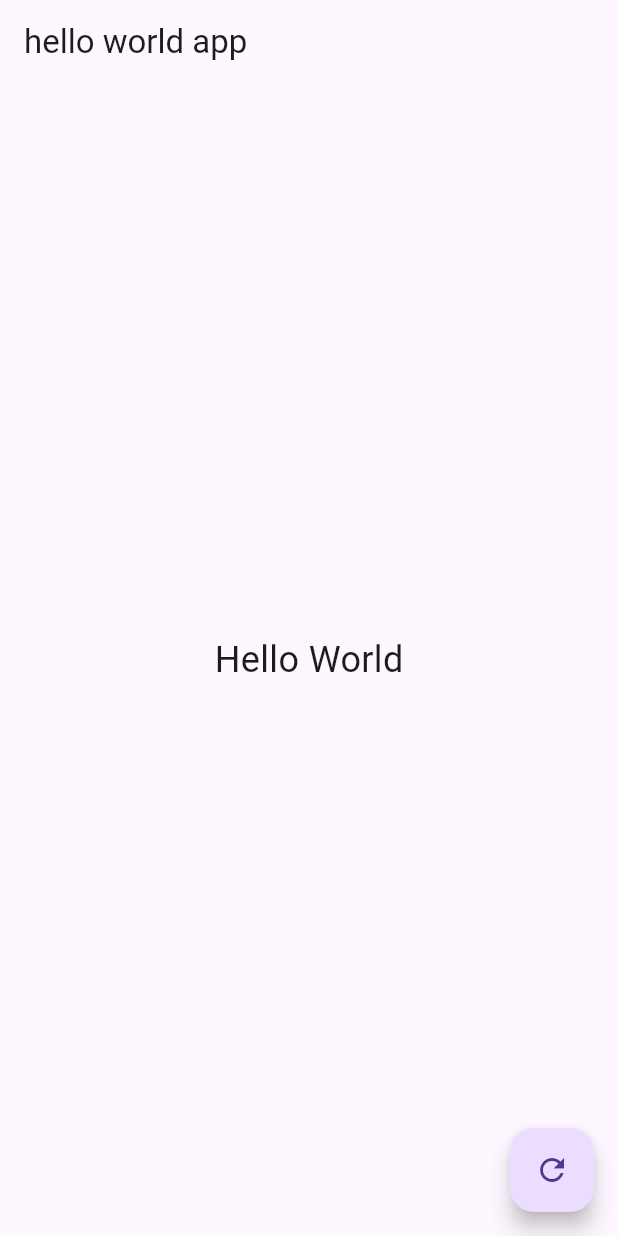
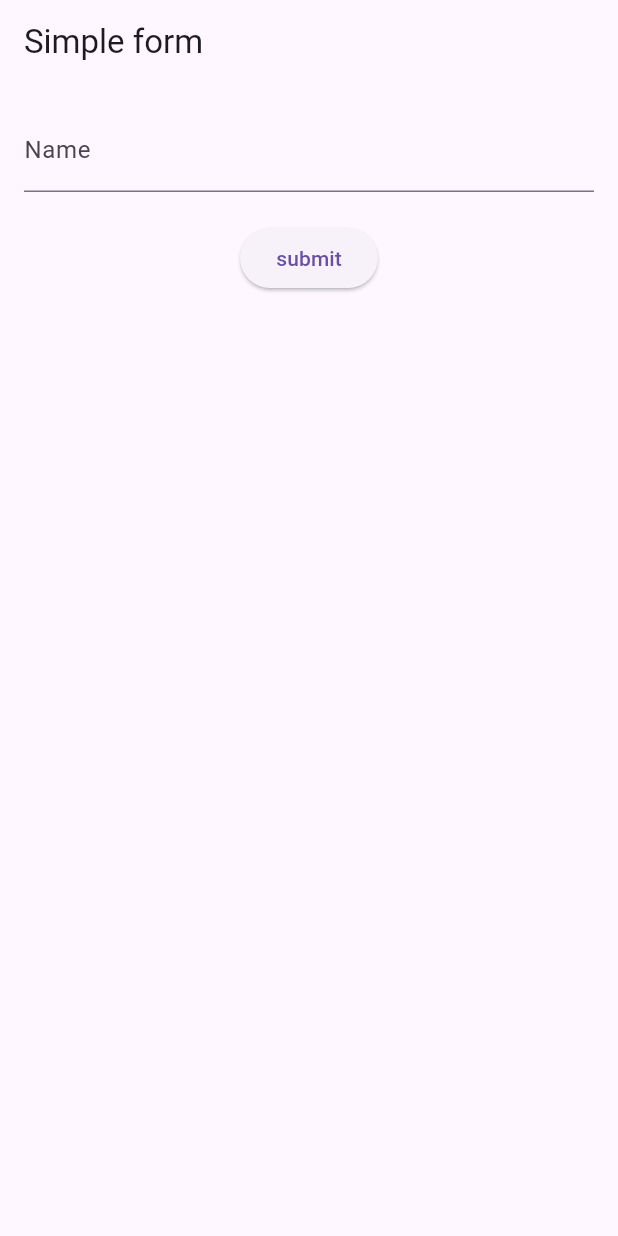
Before and after one commit to imrozkhan205/MAD-exps, a Flutter app: the screen it shows after launch, on a phone screen of 412 x 824 dp. Run offline on Flutter 3.47's test engine with Material 3 defaults, Android fonts, the phone set to English and light mode, and no system bars.

Commit message:
till exp-5

```diff
--- a/lib/pages/home.dart
+++ b/lib/pages/home.dart
@@ -1,3 +1,134 @@
+// Statefull widget
+// import 'package:flutter/material.dart';
+
+// class HomePage extends StatefulWidget {
+//   const HomePage({super.key});
+
+//   @override
+//   State<HomePage> createState() => _HomePageState();
+// }
+
+// class _HomePageState extends State<HomePage> {
+//   String message = "Hello World";
+
+//   void changeMessage() {
+//     setState(() {
+//       message = 'You pressed the button';
+//     });
+//   }
+
+//   @override
+//   Widget build(BuildContext context) {
+//     return Scaffold(
+//       appBar: AppBar(title: const Text('hello world app')),
+//       body: Center(child: Text(message, style: const TextStyle(fontSize: 24))),
+//       floatingActionButton: FloatingActionButton(
+//         onPressed: changeMessage,
+//         child: const Icon(Icons.refresh),
+//       ),
+//     );
+//   }
+// }
+
+// Stateless widget
+// import 'package:flutter/material.dart';
+
+// class HomePage extends StatelessWidget {
+//   const HomePage({super.key});
+
+//   @override
+//   Widget build(BuildContext context) {
+//     return Scaffold(
+//       appBar: AppBar(
+//         title: const Text('Stateless Example'),
+//         centerTitle: true,
+//         backgroundColor: Colors.deepPurple,
+//         elevation: 10,
+//       ),
+//       body: Center(
+//         child: Card(
+//           elevation: 8,
+//           margin: const EdgeInsets.symmetric(horizontal: 20, vertical: 10),
+//           shape: RoundedRectangleBorder(
+//             borderRadius: BorderRadius.circular(20),
+//           ),
+//           child: Container(
+//             padding: const EdgeInsets.all(20),
+//             width: double.infinity,
+//             child: Column(
+//               mainAxisSize: MainAxisSize.min,
+//               children: const [
+//                 Icon(Icons.home, size: 80, color: Colors.deepPurple),
+//                 SizedBox(height: 20),
+//                 Text(
+//                   'Hello, Flutter!',
+//                   style: TextStyle(
+//                     fontSize: 26,
+//                     fontWeight: FontWeight.bold,
+//                     color: Colors.black87,
+//                   ),
+//                 ),
+//                 SizedBox(height: 10),
+//                 Text(
+//                   'Welcome to your beautiful app screen',
+//                   style: TextStyle(fontSize: 16, color: Colors.black54),
+//                   textAlign: TextAlign.center,
+//                 ),
+//               ],
+//             ),
+//           ),
+//         ),
+//       ),
+//     );
+//   }
+// }
+
+// Implementation of Flutter Layout using Container / Row / Column etc.
+
+// import 'package:flutter/material.dart';
+
+// class HomePage extends StatelessWidget {
+//   const HomePage({super.key});
+
+//   @override
+//   Widget build(BuildContext context) {
+//     return Scaffold(
+//       body: Column(
+//         mainAxisAlignment: MainAxisAlignment.center,
+//         children: [
+//           Container(
+//             color: Colors.blue,
+//             height: 100,
+//             width: 100,
+//             child: const Center(child: Text('Box 1')),
+//           ),
+//           const SizedBox(height: 20),
+//           Row(
+//             mainAxisAlignment: MainAxisAlignment.center,
+//             children: [
+//               Container(
+//                 color: Colors.red,
+//                 height: 100,
+//                 width: 100,
+//                 child: const Center(child: Text('Box 2')),
+//               ),
+//               const SizedBox(width: 20),
+//               Container(
+//                 color: Colors.green,
+//                 height: 100,
+//                 width: 100,
+//                 child: const Center(child: Text('Box 3')),
+//               ),
+//             ],
+//           ),
+//         ],
+//       ),
+//     );
+//   }
+// }
+
+// Implementation of Flutter Form and validations.
+
 import 'package:flutter/material.dart';
 
 class HomePage extends StatefulWidget {
@@ -8,22 +139,45 @@ class HomePage extends StatefulWidget {
 }
 
 class _HomePageState extends State<HomePage> {
-  String message = "Hello World";
-
-  void changeMessage() {
-    setState(() {
-      message = 'You pressed the button';
-    });
-  }
+  final _formKey = GlobalKey<FormState>();
+  final _nameController = TextEditingController();
 
   @override
   Widget build(BuildContext context) {
     return Scaffold(
-      appBar: AppBar(title: const Text('hello world app')),
-      body: Center(child: Text(message, style: const TextStyle(fontSize: 24))),
-      floatingActionButton: FloatingActionButton(
-        onPressed: changeMessage,
-        child: const Icon(Icons.refresh),
+      appBar: AppBar(title: Text('Simple form')),
+      body: Padding(
+        padding: const EdgeInsets.all(16.0),
+        child: Form(
+          key: _formKey,
+          child: Column(
+            children: [
+              TextFormField(
+                controller: _nameController,
+                decoration: const InputDecoration(labelText: 'Name'),
+                validator: (value) {
+                  if (value == null || value.isEmpty) {
+                    return 'Please enter your name';
+                  }
+                  return null;
+                },
+              ),
+              const SizedBox(height: 20),
+              ElevatedButton(
+                onPressed: () {
+                  if (_formKey.currentState!.validate()) {
+                    ScaffoldMessenger.of(context).showSnackBar(
+                      SnackBar(
+                        content: Text('Hello, ${_nameController.text}!'),
+                      ),
+                    );
+                  }
+                },
+                child: const Text('submit'),
+              ),
+            ],
+          ),
+        ),
       ),
     );
   }
```
